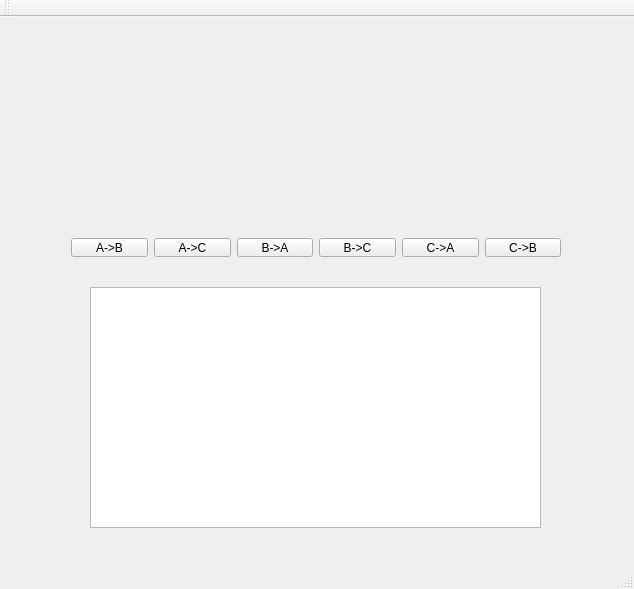
Above: student/13/hanoi/mainwindow.ui from kkemppi/TIE-courses before the change. Below: the same form after it.
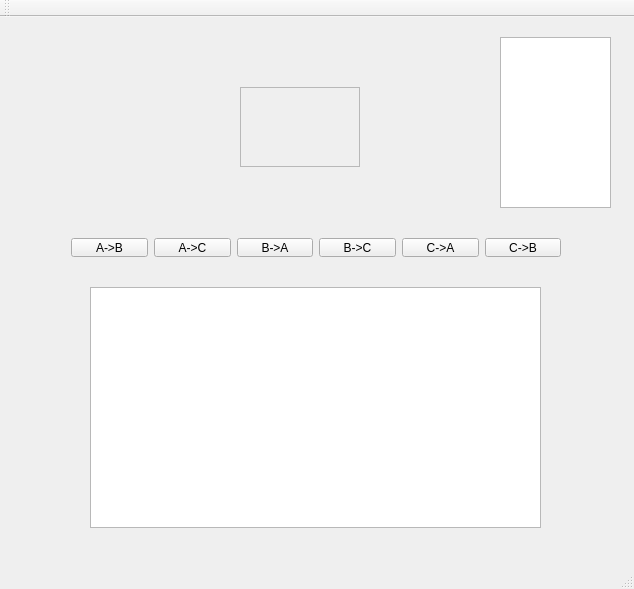
That is the form after the change.

Diff of the .ui file:
```diff
--- a/student/13/hanoi/mainwindow.ui
+++ b/student/13/hanoi/mainwindow.ui
@@ -78,6 +78,39 @@
      </rect>
     </property>
    </widget>
+   <widget class="QTextBrowser" name="textBrowser">
+    <property name="geometry">
+     <rect>
+      <x>500</x>
+      <y>20</y>
+      <width>111</width>
+      <height>171</height>
+     </rect>
+    </property>
+   </widget>
+   <widget class="QScrollArea" name="history_area">
+    <property name="geometry">
+     <rect>
+      <x>240</x>
+      <y>70</y>
+      <width>120</width>
+      <height>80</height>
+     </rect>
+    </property>
+    <property name="widgetResizable">
+     <bool>true</bool>
+    </property>
+    <widget class="QWidget" name="scrollAreaWidgetContents">
+     <property name="geometry">
+      <rect>
+       <x>0</x>
+       <y>0</y>
+       <width>118</width>
+       <height>78</height>
+      </rect>
+     </property>
+    </widget>
+   </widget>
   </widget>
   <widget class="QMenuBar" name="menuBar">
    <property name="geometry">
```
